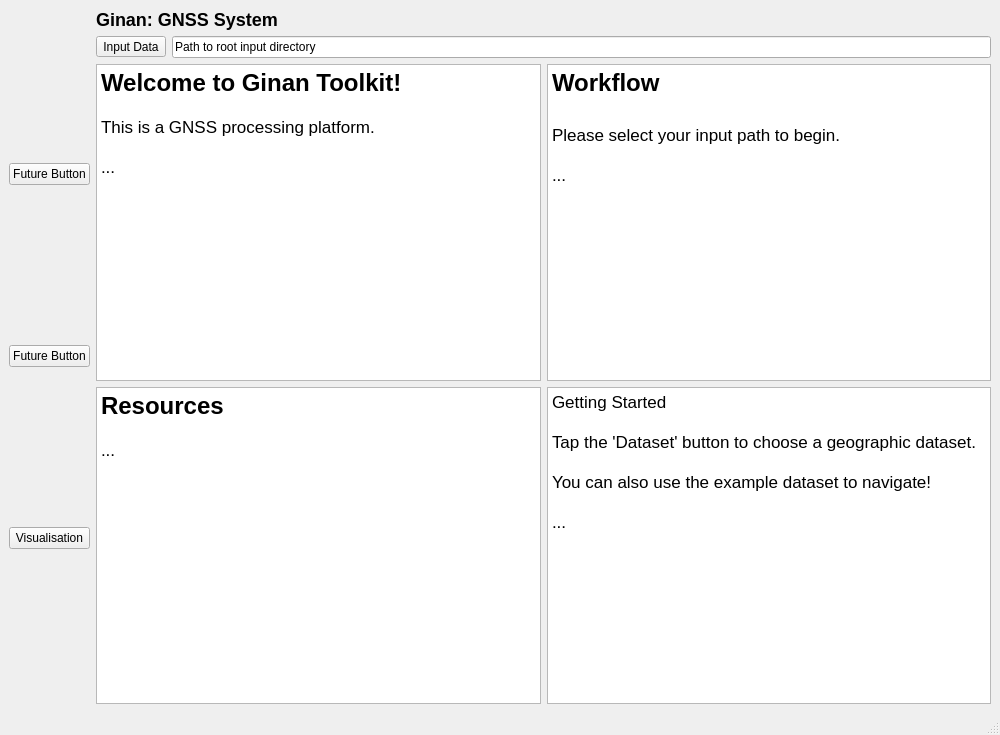
Qt form app/views/main_window.ui (u7327620/Ginan-UI) before a commit.
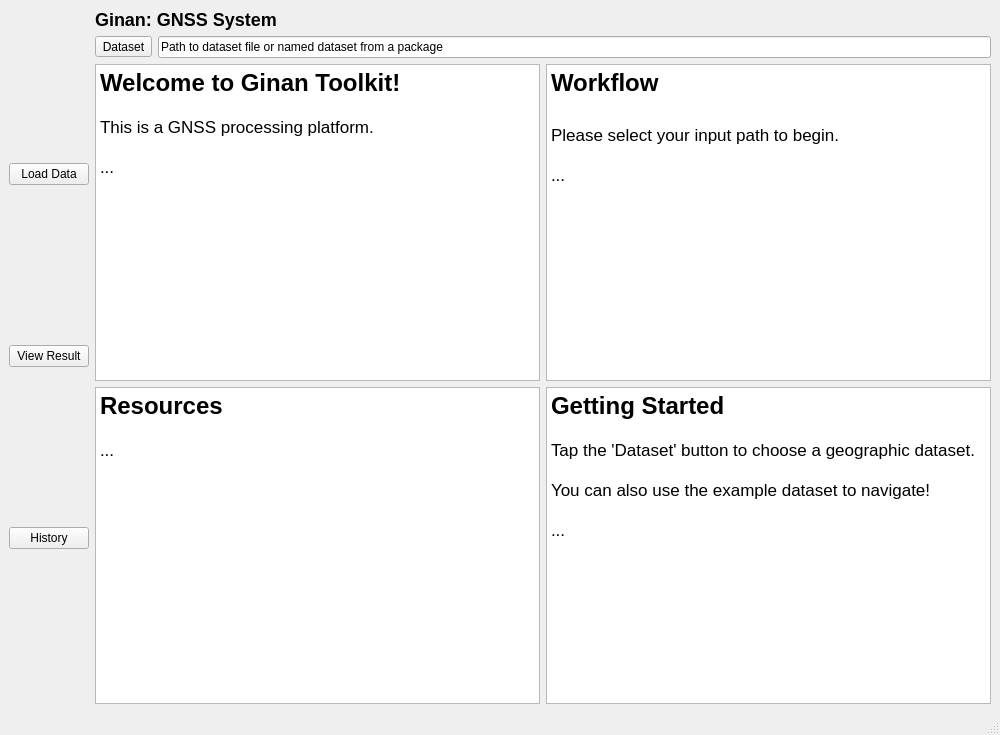
The same form after that commit.

Commit message: update button name

Patch:
```diff
--- a/app/views/main_window.ui
+++ b/app/views/main_window.ui
@@ -20,21 +20,21 @@
       <item>
        <widget class="QPushButton" name="datasetButton">
         <property name="text">
-         <string>Future Button</string>
+         <string>Load Data</string>
         </property>
        </widget>
       </item>
       <item>
        <widget class="QPushButton" name="exploreButton">
         <property name="text">
-         <string>Future Button</string>
+         <string>View Result</string>
         </property>
        </widget>
       </item>
       <item>
        <widget class="QPushButton" name="VisualisationButton">
         <property name="text">
-         <string>Visualisation</string>
+         <string>History</string>
         </property>
        </widget>
       </item>
@@ -57,14 +57,14 @@
         <item>
          <widget class="QToolButton" name="inputDataButton">
           <property name="text">
-           <string>Input Data</string>
+           <string>Dataset</string>
           </property>
          </widget>
         </item>
         <item>
          <widget class="QLineEdit" name="inputPathLineEdit">
           <property name="text">
-           <string>Path to root input directory</string>
+           <string>Path to dataset file or named dataset from a package</string>
           </property>
          </widget>
         </item>
@@ -81,12 +81,12 @@
 hr { height: 1px; border-width: 0; }
 li.unchecked::marker { content: &quot;\2610&quot;; }
 li.checked::marker { content: &quot;\2612&quot;; }
-&lt;/style&gt;&lt;/head&gt;&lt;body style=&quot; font-family:'Noto Sans'; font-size:10pt; font-weight:400; font-style:normal;&quot;&gt;
-&lt;p style=&quot; margin-top:0px; margin-bottom:0px; margin-left:0px; margin-right:0px; -qt-block-indent:0; text-indent:0px;&quot;&gt;&lt;span style=&quot; font-family:'.AppleSystemUIFont'; font-size:18pt; font-weight:700;&quot;&gt;Welcome to Ginan Toolkit!&lt;/span&gt;&lt;/p&gt;
-&lt;p style=&quot;-qt-paragraph-type:empty; margin-top:0px; margin-bottom:0px; margin-left:0px; margin-right:0px; -qt-block-indent:0; text-indent:0px; font-family:'.AppleSystemUIFont'; font-size:13pt;&quot;&gt;&lt;br /&gt;&lt;/p&gt;
-&lt;p style=&quot; margin-top:0px; margin-bottom:0px; margin-left:0px; margin-right:0px; -qt-block-indent:0; text-indent:0px;&quot;&gt;&lt;span style=&quot; font-family:'.AppleSystemUIFont'; font-size:13pt;&quot;&gt;This is a GNSS processing platform.&lt;/span&gt;&lt;/p&gt;
-&lt;p style=&quot;-qt-paragraph-type:empty; margin-top:0px; margin-bottom:0px; margin-left:0px; margin-right:0px; -qt-block-indent:0; text-indent:0px; font-family:'.AppleSystemUIFont'; font-size:13pt;&quot;&gt;&lt;br /&gt;&lt;/p&gt;
-&lt;p style=&quot; margin-top:0px; margin-bottom:0px; margin-left:0px; margin-right:0px; -qt-block-indent:0; text-indent:0px;&quot;&gt;&lt;span style=&quot; font-family:'.AppleSystemUIFont'; font-size:13pt;&quot;&gt;...&lt;/span&gt;&lt;/p&gt;&lt;/body&gt;&lt;/html&gt;</string>
+&lt;/style&gt;&lt;/head&gt;&lt;body style=&quot; font-family:'.AppleSystemUIFont'; font-size:13pt; font-weight:400; font-style:normal;&quot;&gt;
+&lt;p style=&quot; margin-top:0px; margin-bottom:0px; margin-left:0px; margin-right:0px; -qt-block-indent:0; text-indent:0px;&quot;&gt;&lt;span style=&quot; font-size:18pt; font-weight:700;&quot;&gt;Welcome to Ginan Toolkit!&lt;/span&gt;&lt;/p&gt;
+&lt;p style=&quot;-qt-paragraph-type:empty; margin-top:0px; margin-bottom:0px; margin-left:0px; margin-right:0px; -qt-block-indent:0; text-indent:0px;&quot;&gt;&lt;br /&gt;&lt;/p&gt;
+&lt;p style=&quot; margin-top:0px; margin-bottom:0px; margin-left:0px; margin-right:0px; -qt-block-indent:0; text-indent:0px;&quot;&gt;This is a GNSS processing platform.&lt;/p&gt;
+&lt;p style=&quot;-qt-paragraph-type:empty; margin-top:0px; margin-bottom:0px; margin-left:0px; margin-right:0px; -qt-block-indent:0; text-indent:0px;&quot;&gt;&lt;br /&gt;&lt;/p&gt;
+&lt;p style=&quot; margin-top:0px; margin-bottom:0px; margin-left:0px; margin-right:0px; -qt-block-indent:0; text-indent:0px;&quot;&gt;...&lt;/p&gt;&lt;/body&gt;&lt;/html&gt;</string>
           </property>
          </widget>
         </item>
@@ -99,13 +99,13 @@
 hr { height: 1px; border-width: 0; }
 li.unchecked::marker { content: &quot;\2610&quot;; }
 li.checked::marker { content: &quot;\2612&quot;; }
-&lt;/style&gt;&lt;/head&gt;&lt;body style=&quot; font-family:'Noto Sans'; font-size:10pt; font-weight:400; font-style:normal;&quot;&gt;
-&lt;p style=&quot; margin-top:0px; margin-bottom:0px; margin-left:0px; margin-right:0px; -qt-block-indent:0; text-indent:0px;&quot;&gt;&lt;span style=&quot; font-family:'.AppleSystemUIFont'; font-size:18pt; font-weight:700;&quot;&gt;Workflow&lt;/span&gt;&lt;/p&gt;
-&lt;p style=&quot;-qt-paragraph-type:empty; margin-top:0px; margin-bottom:0px; margin-left:0px; margin-right:0px; -qt-block-indent:0; text-indent:0px; font-family:'.AppleSystemUIFont'; font-size:18pt; font-weight:700;&quot;&gt;&lt;br /&gt;&lt;/p&gt;
-&lt;p style=&quot; margin-top:0px; margin-bottom:0px; margin-left:0px; margin-right:0px; -qt-block-indent:0; text-indent:0px;&quot;&gt;&lt;span style=&quot; font-family:'.AppleSystemUIFont'; font-size:13pt;&quot;&gt;Please select your input path to begin.&lt;/span&gt;&lt;/p&gt;
-&lt;p style=&quot;-qt-paragraph-type:empty; margin-top:0px; margin-bottom:0px; margin-left:0px; margin-right:0px; -qt-block-indent:0; text-indent:0px; font-family:'.AppleSystemUIFont'; font-size:13pt;&quot;&gt;&lt;br /&gt;&lt;/p&gt;
-&lt;p style=&quot; margin-top:0px; margin-bottom:0px; margin-left:0px; margin-right:0px; -qt-block-indent:0; text-indent:0px;&quot;&gt;&lt;span style=&quot; font-family:'.AppleSystemUIFont'; font-size:13pt;&quot;&gt;...&lt;/span&gt;&lt;/p&gt;
-&lt;p style=&quot;-qt-paragraph-type:empty; margin-top:0px; margin-bottom:0px; margin-left:0px; margin-right:0px; -qt-block-indent:0; text-indent:0px; font-family:'.AppleSystemUIFont'; font-size:13pt;&quot;&gt;&lt;br /&gt;&lt;/p&gt;&lt;/body&gt;&lt;/html&gt;</string>
+&lt;/style&gt;&lt;/head&gt;&lt;body style=&quot; font-family:'.AppleSystemUIFont'; font-size:13pt; font-weight:400; font-style:normal;&quot;&gt;
+&lt;p style=&quot; margin-top:0px; margin-bottom:0px; margin-left:0px; margin-right:0px; -qt-block-indent:0; text-indent:0px;&quot;&gt;&lt;span style=&quot; font-size:18pt; font-weight:700;&quot;&gt;Workflow&lt;/span&gt;&lt;/p&gt;
+&lt;p style=&quot;-qt-paragraph-type:empty; margin-top:0px; margin-bottom:0px; margin-left:0px; margin-right:0px; -qt-block-indent:0; text-indent:0px; font-size:18pt; font-weight:700;&quot;&gt;&lt;br /&gt;&lt;/p&gt;
+&lt;p style=&quot; margin-top:0px; margin-bottom:0px; margin-left:0px; margin-right:0px; -qt-block-indent:0; text-indent:0px;&quot;&gt;Please select your input path to begin.&lt;/p&gt;
+&lt;p style=&quot;-qt-paragraph-type:empty; margin-top:0px; margin-bottom:0px; margin-left:0px; margin-right:0px; -qt-block-indent:0; text-indent:0px;&quot;&gt;&lt;br /&gt;&lt;/p&gt;
+&lt;p style=&quot; margin-top:0px; margin-bottom:0px; margin-left:0px; margin-right:0px; -qt-block-indent:0; text-indent:0px;&quot;&gt;...&lt;/p&gt;
+&lt;p style=&quot;-qt-paragraph-type:empty; margin-top:0px; margin-bottom:0px; margin-left:0px; margin-right:0px; -qt-block-indent:0; text-indent:0px;&quot;&gt;&lt;br /&gt;&lt;/p&gt;&lt;/body&gt;&lt;/html&gt;</string>
           </property>
          </widget>
         </item>
@@ -118,13 +118,13 @@
 hr { height: 1px; border-width: 0; }
 li.unchecked::marker { content: &quot;\2610&quot;; }
 li.checked::marker { content: &quot;\2612&quot;; }
-&lt;/style&gt;&lt;/head&gt;&lt;body style=&quot; font-family:'Noto Sans'; font-size:10pt; font-weight:400; font-style:normal;&quot;&gt;
-&lt;p style=&quot; margin-top:0px; margin-bottom:0px; margin-left:0px; margin-right:0px; -qt-block-indent:0; text-indent:0px;&quot;&gt;&lt;span style=&quot; font-family:'.AppleSystemUIFont'; font-size:18pt; font-weight:700;&quot;&gt;Resources&lt;/span&gt;&lt;/p&gt;
-&lt;p style=&quot;-qt-paragraph-type:empty; margin-top:0px; margin-bottom:0px; margin-left:0px; margin-right:0px; -qt-block-indent:0; text-indent:0px; font-family:'.AppleSystemUIFont'; font-size:13pt;&quot;&gt;&lt;br /&gt;&lt;/p&gt;
-&lt;p style=&quot; margin-top:0px; margin-bottom:0px; margin-left:0px; margin-right:0px; -qt-block-indent:0; text-indent:0px;&quot;&gt;&lt;span style=&quot; font-family:'.AppleSystemUIFont'; font-size:13pt;&quot;&gt;...&lt;/span&gt;&lt;/p&gt;
-&lt;p style=&quot;-qt-paragraph-type:empty; margin-top:0px; margin-bottom:0px; margin-left:0px; margin-right:0px; -qt-block-indent:0; text-indent:0px; font-family:'.AppleSystemUIFont'; font-size:13pt;&quot;&gt;&lt;br /&gt;&lt;/p&gt;
-&lt;p style=&quot;-qt-paragraph-type:empty; margin-top:0px; margin-bottom:0px; margin-left:0px; margin-right:0px; -qt-block-indent:0; text-indent:0px; font-family:'.AppleSystemUIFont'; font-size:13pt;&quot;&gt;&lt;br /&gt;&lt;/p&gt;
-&lt;p style=&quot;-qt-paragraph-type:empty; margin-top:0px; margin-bottom:0px; margin-left:0px; margin-right:0px; -qt-block-indent:0; text-indent:0px; font-family:'.AppleSystemUIFont'; font-size:13pt;&quot;&gt;&lt;br /&gt;&lt;/p&gt;&lt;/body&gt;&lt;/html&gt;</string>
+&lt;/style&gt;&lt;/head&gt;&lt;body style=&quot; font-family:'.AppleSystemUIFont'; font-size:13pt; font-weight:400; font-style:normal;&quot;&gt;
+&lt;p style=&quot; margin-top:0px; margin-bottom:0px; margin-left:0px; margin-right:0px; -qt-block-indent:0; text-indent:0px;&quot;&gt;&lt;span style=&quot; font-size:18pt; font-weight:700;&quot;&gt;Resources&lt;/span&gt;&lt;/p&gt;
+&lt;p style=&quot;-qt-paragraph-type:empty; margin-top:0px; margin-bottom:0px; margin-left:0px; margin-right:0px; -qt-block-indent:0; text-indent:0px;&quot;&gt;&lt;br /&gt;&lt;/p&gt;
+&lt;p style=&quot; margin-top:0px; margin-bottom:0px; margin-left:0px; margin-right:0px; -qt-block-indent:0; text-indent:0px;&quot;&gt;...&lt;/p&gt;
+&lt;p style=&quot;-qt-paragraph-type:empty; margin-top:0px; margin-bottom:0px; margin-left:0px; margin-right:0px; -qt-block-indent:0; text-indent:0px;&quot;&gt;&lt;br /&gt;&lt;/p&gt;
+&lt;p style=&quot;-qt-paragraph-type:empty; margin-top:0px; margin-bottom:0px; margin-left:0px; margin-right:0px; -qt-block-indent:0; text-indent:0px;&quot;&gt;&lt;br /&gt;&lt;/p&gt;
+&lt;p style=&quot;-qt-paragraph-type:empty; margin-top:0px; margin-bottom:0px; margin-left:0px; margin-right:0px; -qt-block-indent:0; text-indent:0px;&quot;&gt;&lt;br /&gt;&lt;/p&gt;&lt;/body&gt;&lt;/html&gt;</string>
           </property>
          </widget>
         </item>
@@ -137,14 +137,14 @@
 hr { height: 1px; border-width: 0; }
 li.unchecked::marker { content: &quot;\2610&quot;; }
 li.checked::marker { content: &quot;\2612&quot;; }
-&lt;/style&gt;&lt;/head&gt;&lt;body style=&quot; font-family:'Noto Sans'; font-size:10pt; font-weight:400; font-style:normal;&quot;&gt;
-&lt;p style=&quot; margin-top:0px; margin-bottom:0px; margin-left:0px; margin-right:0px; -qt-block-indent:0; text-indent:0px;&quot;&gt;&lt;span style=&quot; font-family:'.AppleSystemUIFont'; font-size:13pt;&quot;&gt;Getting Started&lt;/span&gt;&lt;/p&gt;
-&lt;p style=&quot;-qt-paragraph-type:empty; margin-top:0px; margin-bottom:0px; margin-left:0px; margin-right:0px; -qt-block-indent:0; text-indent:0px; font-family:'.AppleSystemUIFont'; font-size:13pt;&quot;&gt;&lt;br /&gt;&lt;/p&gt;
-&lt;p style=&quot; margin-top:0px; margin-bottom:0px; margin-left:0px; margin-right:0px; -qt-block-indent:0; text-indent:0px;&quot;&gt;&lt;span style=&quot; font-family:'.AppleSystemUIFont'; font-size:13pt;&quot;&gt;Tap the 'Dataset' button to choose a geographic dataset.&lt;/span&gt;&lt;/p&gt;
-&lt;p style=&quot;-qt-paragraph-type:empty; margin-top:0px; margin-bottom:0px; margin-left:0px; margin-right:0px; -qt-block-indent:0; text-indent:0px; font-family:'.AppleSystemUIFont'; font-size:13pt;&quot;&gt;&lt;br /&gt;&lt;/p&gt;
-&lt;p style=&quot; margin-top:0px; margin-bottom:0px; margin-left:0px; margin-right:0px; -qt-block-indent:0; text-indent:0px;&quot;&gt;&lt;span style=&quot; font-family:'.AppleSystemUIFont'; font-size:13pt;&quot;&gt;You can also use the example dataset to navigate!&lt;/span&gt;&lt;/p&gt;
-&lt;p style=&quot;-qt-paragraph-type:empty; margin-top:0px; margin-bottom:0px; margin-left:0px; margin-right:0px; -qt-block-indent:0; text-indent:0px; font-family:'.AppleSystemUIFont'; font-size:13pt;&quot;&gt;&lt;br /&gt;&lt;/p&gt;
-&lt;p style=&quot; margin-top:0px; margin-bottom:0px; margin-left:0px; margin-right:0px; -qt-block-indent:0; text-indent:0px;&quot;&gt;&lt;span style=&quot; font-family:'.AppleSystemUIFont'; font-size:13pt;&quot;&gt;...&lt;/span&gt;&lt;/p&gt;&lt;/body&gt;&lt;/html&gt;</string>
+&lt;/style&gt;&lt;/head&gt;&lt;body style=&quot; font-family:'.AppleSystemUIFont'; font-size:13pt; font-weight:400; font-style:normal;&quot;&gt;
+&lt;p style=&quot; margin-top:0px; margin-bottom:0px; margin-left:0px; margin-right:0px; -qt-block-indent:0; text-indent:0px;&quot;&gt;&lt;span style=&quot; font-size:18pt; font-weight:700;&quot;&gt;Getting Started&lt;/span&gt;&lt;/p&gt;
+&lt;p style=&quot;-qt-paragraph-type:empty; margin-top:0px; margin-bottom:0px; margin-left:0px; margin-right:0px; -qt-block-indent:0; text-indent:0px;&quot;&gt;&lt;br /&gt;&lt;/p&gt;
+&lt;p style=&quot; margin-top:0px; margin-bottom:0px; margin-left:0px; margin-right:0px; -qt-block-indent:0; text-indent:0px;&quot;&gt;Tap the 'Dataset' button to choose a geographic dataset.&lt;/p&gt;
+&lt;p style=&quot;-qt-paragraph-type:empty; margin-top:0px; margin-bottom:0px; margin-left:0px; margin-right:0px; -qt-block-indent:0; text-indent:0px;&quot;&gt;&lt;br /&gt;&lt;/p&gt;
+&lt;p style=&quot; margin-top:0px; margin-bottom:0px; margin-left:0px; margin-right:0px; -qt-block-indent:0; text-indent:0px;&quot;&gt;You can also use the example dataset to navigate!&lt;/p&gt;
+&lt;p style=&quot;-qt-paragraph-type:empty; margin-top:0px; margin-bottom:0px; margin-left:0px; margin-right:0px; -qt-block-indent:0; text-indent:0px;&quot;&gt;&lt;br /&gt;&lt;/p&gt;
+&lt;p style=&quot; margin-top:0px; margin-bottom:0px; margin-left:0px; margin-right:0px; -qt-block-indent:0; text-indent:0px;&quot;&gt;...&lt;/p&gt;&lt;/body&gt;&lt;/html&gt;</string>
           </property>
          </widget>
         </item>
```
